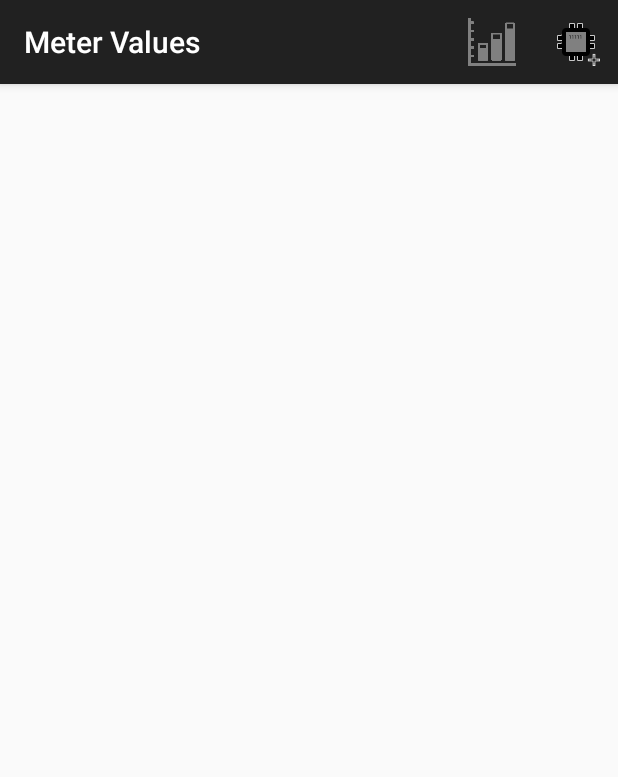
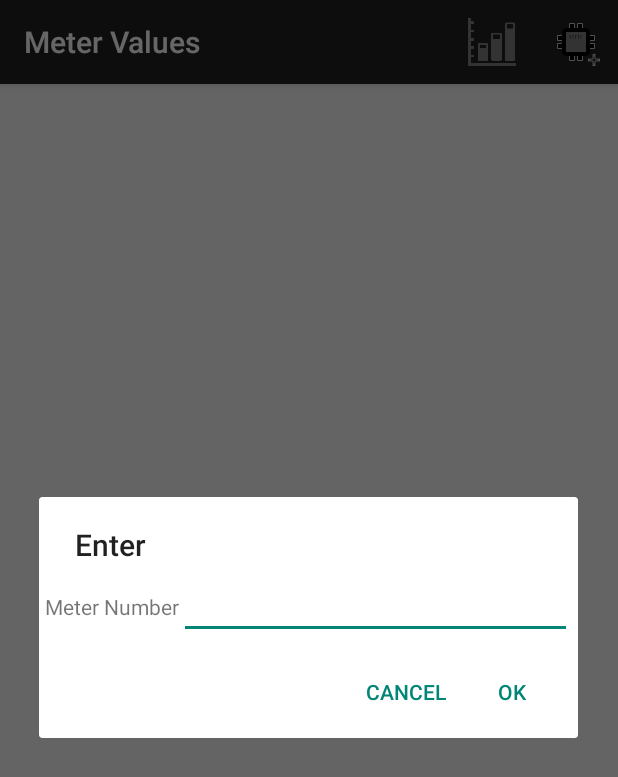
Before and after one commit to sergey-koumirov/meter-values, an Android app: the screen it shows after launch (MainActivity), after a tap on "Add", on a phone screen of 412 x 824 dp. Shown: the top 777 px of the screen. Run offline under Robolectric (Android 15) with nearby library versions, the phone set to English and light mode, and no system bars; libraries missing offline, so code that uses them is left out: org.greenrobot.greendao; 7 statements that could not run were skipped.

Commit message:
adding meter

```diff
--- /dev/null
+++ b/app/src/main/java/tk/forest_tales/gmeter/AddMeterDialog.java
@@ -0,0 +1,57 @@
+package tk.forest_tales.gmeter;
+
+import android.app.Activity;
+import android.app.Dialog;
+import android.content.Context;
+import android.content.DialogInterface;
+import android.content.Intent;
+import android.os.Bundle;
+import android.support.v4.app.DialogFragment;
+import android.support.v7.app.AlertDialog;
+import android.util.Log;
+import android.view.View;
+import android.widget.EditText;
+
+public class AddMeterDialog extends DialogFragment implements DialogInterface.OnClickListener{
+
+    public static final String NEW_METER_NUMBER = "weight";
+
+    private View form=null;
+
+    @Override
+    public Dialog onCreateDialog(Bundle savedInstanceState) {
+        form = getActivity().getLayoutInflater().inflate(R.layout.add_meter_dialog, null);
+        AlertDialog.Builder builder = new AlertDialog.Builder(getActivity());
+        return(
+                builder.setTitle(R.string.add_meter_dlg_title)
+                        .setView(form)
+                        .setPositiveButton(android.R.string.ok, this)
+                        .setNegativeButton(android.R.string.cancel, null)
+                        .create()
+        );
+    }
+
+    @Override
+    public void onClick(DialogInterface dialog, int which) {
+        String result = ((EditText)form.findViewById(R.id.meterNumber)).getText().toString();
+
+        Intent intent = new Intent();
+        intent.putExtra(NEW_METER_NUMBER, result);
+        getTargetFragment().onActivityResult(getTargetRequestCode(), Activity.RESULT_OK, intent);
+
+        Log.d(getClass().getSimpleName(), "onClick");
+    }
+
+    @Override
+    public void onDismiss(DialogInterface unused) {
+        super.onDismiss(unused);
+        Log.d(getClass().getSimpleName(), "onDismiss");
+    }
+
+    @Override
+    public void onCancel(DialogInterface unused) {
+        super.onCancel(unused);
+        Log.d(getClass().getSimpleName(), "onCancel");
+    }
+
+}
--- a/app/src/main/java/tk/forest_tales/gmeter/FirstValuesFragment.java
+++ b/app/src/main/java/tk/forest_tales/gmeter/FirstValuesFragment.java
@@ -1,6 +1,8 @@
 package tk.forest_tales.gmeter;
 
+import android.app.Activity;
 import android.content.Context;
+import android.content.Intent;
 import android.os.Bundle;
 import android.support.v4.app.Fragment;
 import android.support.v7.widget.LinearLayoutManager;
@@ -22,6 +24,8 @@ import java.util.List;
 
 public class FirstValuesFragment extends Fragment {
 
+    private static final int REQUEST_METER_NUMBER = 1;
+
     private MeterDao meterDao;
     private Query<Meter> metersQuery;
     private MetersAdapter metersAdapter;
@@ -41,26 +45,23 @@ public class FirstValuesFragment extends Fragment {
         setRetainInstance(true);
         setHasOptionsMenu(true);
 
-    }
-
-    @Override
-    public View onCreateView(LayoutInflater inflater, ViewGroup parent, Bundle savedInstanceState) {
-        View result=inflater.inflate(R.layout.fragment_first_values, parent, false);
-
-        RecyclerView recyclerView = (RecyclerView)result.findViewById(R.id.firstValues);
-
-        recyclerView.setHasFixedSize(true);
-        recyclerView.setLayoutManager(new LinearLayoutManager(getActivity()));
-
         metersAdapter = new MetersAdapter(meterClickListener);
-        recyclerView.setAdapter(metersAdapter);
-
 
         DaoSession daoSession = ((App) getActivity().getApplication()).getDaoSession();
         meterDao = daoSession.getMeterDao();
 
         metersQuery = meterDao.queryBuilder().orderAsc(MeterDao.Properties.Number).build();
         updateMeters();
+
+    }
+
+    @Override
+    public View onCreateView(LayoutInflater inflater, ViewGroup parent, Bundle savedInstanceState) {
+        View result=inflater.inflate(R.layout.fragment_first_values, parent, false);
+        RecyclerView recyclerView = (RecyclerView)result.findViewById(R.id.firstValues);
+        recyclerView.setHasFixedSize(true);
+        recyclerView.setLayoutManager(new LinearLayoutManager(getActivity()));
+        recyclerView.setAdapter(metersAdapter);
 
         return(result);
     }
@@ -80,7 +81,7 @@ public class FirstValuesFragment extends Fragment {
         try {
             mCallback = (OnMeterSelectedListener) context;
         } catch (ClassCastException e) {
-            throw new ClassCastException(context.toString() + " must implement OnHeadlineSelectedListener");
+            throw new ClassCastException(context.toString() + " must implement OnMeterSelectedListener");
         }
     }
 
@@ -96,10 +97,9 @@ public class FirstValuesFragment extends Fragment {
             case R.id.add_meter:
                 Log.d("meter","Add Meter");
 
-                Meter meter = new Meter();
-                meter.setNumber("777.899.2");
-                meterDao.insert(meter);
-                updateMeters();
+                AddMeterDialog dialog = new AddMeterDialog();
+                dialog.setTargetFragment(this,REQUEST_METER_NUMBER);
+                dialog.show(getFragmentManager(), dialog.getClass().getName());
 
                 return(true);
             case R.id.graphs:
@@ -108,6 +108,24 @@ public class FirstValuesFragment extends Fragment {
 
         }
         return(super.onOptionsItemSelected(item));
+    }
+
+    @Override
+    public void onActivityResult(int requestCode, int resultCode, Intent data) {
+        super.onActivityResult(requestCode, resultCode, data);
+        if (resultCode == Activity.RESULT_OK) {
+            switch (requestCode) {
+                case REQUEST_METER_NUMBER:
+                    String meterNumber = data.getStringExtra(AddMeterDialog.NEW_METER_NUMBER);
+
+                    Meter meter = new Meter();
+                    meter.setNumber(meterNumber);
+                    meterDao.insert(meter);
+                    updateMeters();
+
+                    break;
+            }
+        }
     }
 
     MetersAdapter.MeterClickListener meterClickListener = new MetersAdapter.MeterClickListener() {
--- /dev/null
+++ b/app/src/main/res/layout/add_meter_dialog.xml
@@ -0,0 +1,26 @@
+<?xml version="1.0" encoding="utf-8"?>
+<LinearLayout xmlns:android="http://schemas.android.com/apk/res/android"
+    android:layout_width="match_parent"
+    android:layout_height="wrap_content"
+    android:orientation="vertical">
+
+    <LinearLayout
+        android:layout_width="match_parent"
+        android:layout_height="wrap_content"
+        android:layout_margin="4dp"
+        android:orientation="horizontal">
+
+        <TextView
+            android:layout_width="wrap_content"
+            android:layout_height="wrap_content"
+            android:text="@string/meter_number"/>
+
+        <EditText
+            android:id="@+id/meterNumber"
+            android:layout_width="match_parent"
+            android:layout_height="wrap_content"
+            android:inputType="text"/>
+
+    </LinearLayout>
+
+</LinearLayout>
--- a/app/src/main/res/values/strings.xml
+++ b/app/src/main/res/values/strings.xml
@@ -4,4 +4,6 @@
     <string name="stub2">All Meter Values List</string>
     <string name="add">Add</string>
     <string name="graphs">Graphs</string>
+    <string name="add_meter_dlg_title">Enter</string>
+    <string name="meter_number">Meter Number</string>
 </resources>
```
